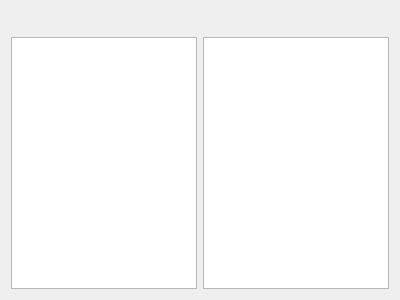
Old version of the form election_gui/ConstituencyDrillDownWidget.ui in the repository BrendanNolan/Election_Poll_App.
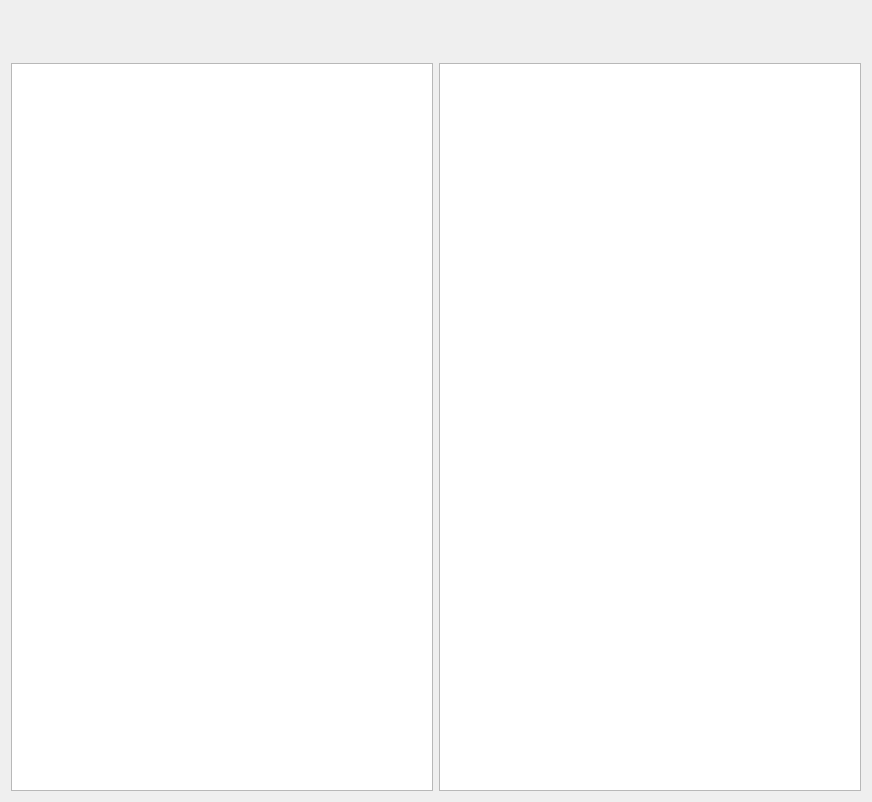
New version of the form. Custom widgets are drawn as their Qt base class.

The edit to the form file:
```diff
--- a/election_gui/ConstituencyDrillDownWidget.ui
+++ b/election_gui/ConstituencyDrillDownWidget.ui
@@ -6,14 +6,16 @@
    <rect>
     <x>0</x>
     <y>0</y>
-    <width>400</width>
-    <height>300</height>
+    <width>872</width>
+    <height>802</height>
    </rect>
   </property>
   <property name="windowTitle">
    <string>Form</string>
   </property>
-  <layout class="QVBoxLayout" name="verticalLayout_2">
+  <layout class="QVBoxLayout" name="verticalLayout">
+   <item>
+    <layout class="QHBoxLayout" name="horizontalLayout_4">
    <item>
     <widget class="QLabel" name="constituencyLabel">
      <property name="text">
@@ -22,9 +24,41 @@
     </widget>
    </item>
    <item>
+      <spacer name="horizontalSpacer">
+       <property name="orientation">
+        <enum>Qt::Horizontal</enum>
+       </property>
+       <property name="sizeHint" stdset="0">
+        <size>
+         <width>40</width>
+         <height>20</height>
+        </size>
+       </property>
+      </spacer>
+     </item>
+    </layout>
+   </item>
+   <item>
+    <layout class="QHBoxLayout" name="horizontalLayout_5">
+     <item>
     <widget class="PolitcianModelStatusSelectorWidget" name="politicianStatusWidget" native="true"/>
    </item>
    <item>
+      <spacer name="horizontalSpacer_2">
+       <property name="orientation">
+        <enum>Qt::Horizontal</enum>
+       </property>
+       <property name="sizeHint" stdset="0">
+        <size>
+         <width>40</width>
+         <height>20</height>
+        </size>
+       </property>
+      </spacer>
+     </item>
+    </layout>
+   </item>
+   <item>
     <layout class="QHBoxLayout" name="horizontalLayout">
      <item>
       <widget class="QListView" name="politicianListView"/>
```
Left out of the diff: 2 changed lines with no effect on the pictures. Lines whose indentation alone changed are shown as unchanged.
